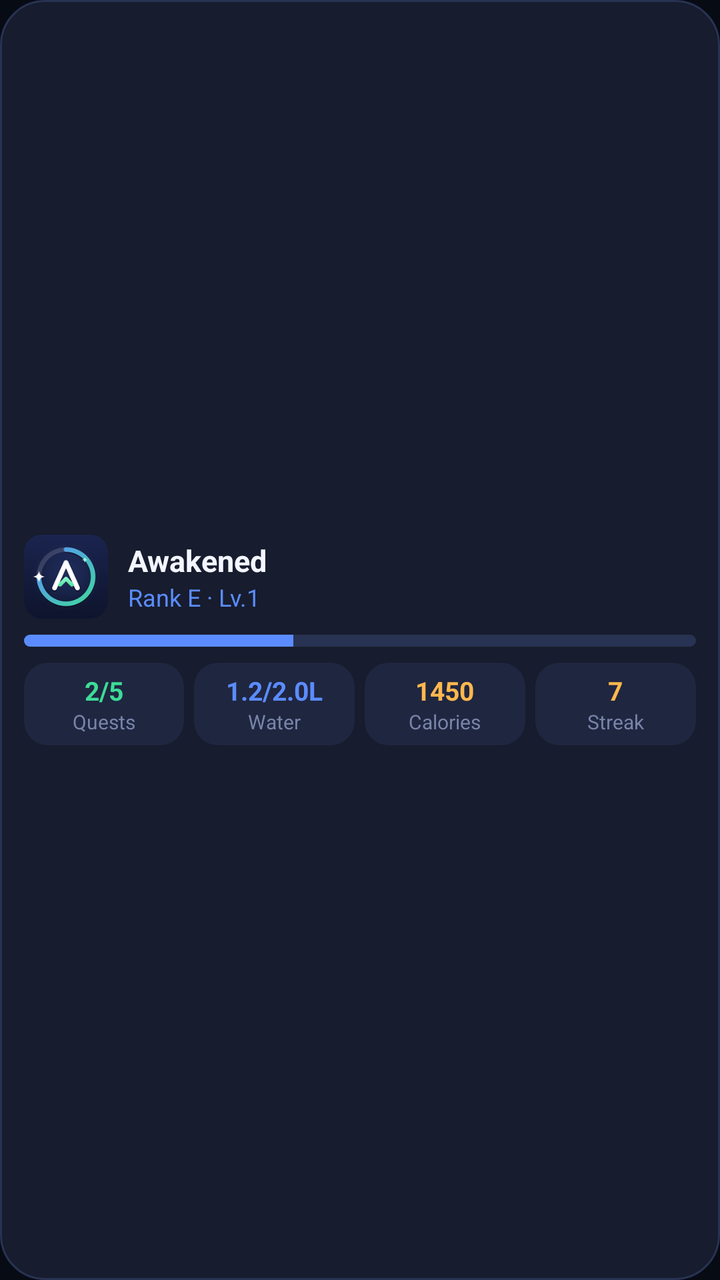
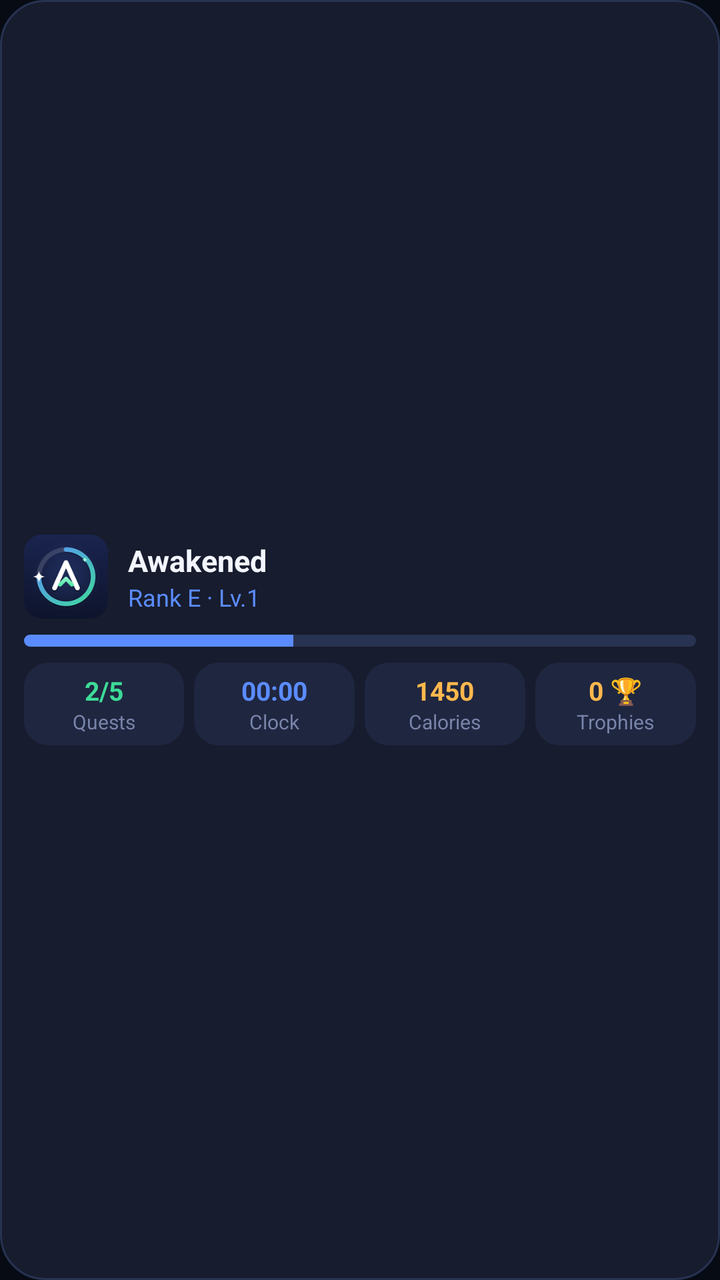

Screens rendered from an Android XML layout before and after an edit, with the pre-edit source and the edit as a unified diff.
<!-- AndroidManifest.xml: application theme AppTheme -->
<!-- res/layout/awakened_widget.xml -->
<?xml version="1.0" encoding="utf-8"?>
<FrameLayout xmlns:android="http://schemas.android.com/apk/res/android"
    android:id="@+id/widget_root"
    android:layout_width="match_parent"
    android:layout_height="match_parent"
    android:background="@drawable/widget_bg"
    android:padding="12dp">

    <LinearLayout
        android:id="@+id/widget_content"
        android:layout_width="match_parent"
        android:layout_height="match_parent"
        android:gravity="center_vertical"
        android:orientation="vertical">

        <LinearLayout
            android:layout_width="match_parent"
            android:layout_height="wrap_content"
            android:gravity="center_vertical"
            android:orientation="horizontal">

            <ImageView
                android:id="@+id/widget_avatar"
                android:layout_width="42dp"
                android:layout_height="42dp"
                android:scaleType="centerCrop"
                android:src="@mipmap/ic_launcher" />

            <LinearLayout
                android:layout_width="0dp"
                android:layout_height="wrap_content"
                android:layout_marginStart="10dp"
                android:layout_weight="1"
                android:orientation="vertical">

                <TextView
                    android:id="@+id/widget_name"
                    android:layout_width="match_parent"
                    android:layout_height="wrap_content"
                    android:ellipsize="end"
                    android:maxLines="1"
                    android:text="Awakened"
                    android:textColor="#F3F6FF"
                    android:textSize="15sp"
                    android:textStyle="bold" />

                <TextView
                    android:id="@+id/widget_rank"
                    android:layout_width="match_parent"
                    android:layout_height="wrap_content"
                    android:ellipsize="end"
                    android:maxLines="1"
                    android:text="Rank E · Lv.1"
                    android:textColor="#5B8CFF"
                    android:textSize="12sp" />
            </LinearLayout>
        </LinearLayout>

        <ProgressBar
            android:id="@+id/widget_xp"
            style="?android:attr/progressBarStyleHorizontal"
            android:layout_width="match_parent"
            android:layout_height="6dp"
            android:layout_marginTop="8dp"
            android:indeterminate="false"
            android:max="100"
            android:progress="40"
            android:progressDrawable="@drawable/widget_progress" />

        <LinearLayout
            android:layout_width="match_parent"
            android:layout_height="wrap_content"
            android:layout_marginTop="8dp"
            android:orientation="horizontal">

            <LinearLayout
                android:layout_width="0dp"
                android:layout_height="wrap_content"
                android:layout_weight="1"
                android:background="@drawable/widget_cell_bg"
                android:gravity="center"
                android:orientation="vertical"
                android:paddingTop="5dp"
                android:paddingBottom="5dp">

                <TextView
                    android:id="@+id/widget_quests_value"
                    android:layout_width="wrap_content"
                    android:layout_height="wrap_content"
                    android:maxLines="1"
                    android:text="2/5"
                    android:textColor="#3DDC97"
                    android:textSize="13sp"
                    android:textStyle="bold" />

                <TextView
                    android:id="@+id/widget_quests_label"
                    android:layout_width="wrap_content"
                    android:layout_height="wrap_content"
                    android:maxLines="1"
                    android:text="Quests"
                    android:textColor="#7884A8"
                    android:textSize="10sp" />
            </LinearLayout>

            <LinearLayout
                android:layout_width="0dp"
                android:layout_height="wrap_content"
                android:layout_marginStart="5dp"
                android:layout_weight="1"
                android:background="@drawable/widget_cell_bg"
                android:gravity="center"
                android:orientation="vertical"
                android:paddingTop="5dp"
                android:paddingBottom="5dp">

                <TextView
                    android:id="@+id/widget_water_value"
                    android:layout_width="wrap_content"
                    android:layout_height="wrap_content"
                    android:maxLines="1"
                    android:text="1.2/2.0L"
                    android:textColor="#5B8CFF"
                    android:textSize="13sp"
                    android:textStyle="bold" />

                <TextView
                    android:id="@+id/widget_water_label"
                    android:layout_width="wrap_content"
                    android:layout_height="wrap_content"
                    android:maxLines="1"
                    android:text="Water"
                    android:textColor="#7884A8"
                    android:textSize="10sp" />
            </LinearLayout>

            <LinearLayout
                android:layout_width="0dp"
                android:layout_height="wrap_content"
                android:layout_marginStart="5dp"
                android:layout_weight="1"
                android:background="@drawable/widget_cell_bg"
                android:gravity="center"
                android:orientation="vertical"
                android:paddingTop="5dp"
                android:paddingBottom="5dp">

                <TextView
                    android:id="@+id/widget_kcal_value"
                    android:layout_width="wrap_content"
                    android:layout_height="wrap_content"
                    android:maxLines="1"
                    android:text="1450"
                    android:textColor="#FFB84D"
                    android:textSize="13sp"
                    android:textStyle="bold" />

                <TextView
                    android:id="@+id/widget_kcal_label"
                    android:layout_width="wrap_content"
                    android:layout_height="wrap_content"
                    android:maxLines="1"
                    android:text="Calories"
                    android:textColor="#7884A8"
                    android:textSize="10sp" />
            </LinearLayout>

            <LinearLayout
                android:layout_width="0dp"
                android:layout_height="wrap_content"
                android:layout_marginStart="5dp"
                android:layout_weight="1"
                android:background="@drawable/widget_cell_bg"
                android:gravity="center"
                android:orientation="vertical"
                android:paddingTop="5dp"
                android:paddingBottom="5dp">

                <TextView
                    android:id="@+id/widget_streak_value"
                    android:layout_width="wrap_content"
                    android:layout_height="wrap_content"
                    android:maxLines="1"
                    android:text="7"
                    android:textColor="#FFB84D"
                    android:textSize="13sp"
                    android:textStyle="bold" />

                <TextView
                    android:id="@+id/widget_streak_label"
                    android:layout_width="wrap_content"
                    android:layout_height="wrap_content"
                    android:maxLines="1"
                    android:text="Streak"
                    android:textColor="#7884A8"
                    android:textSize="10sp" />
            </LinearLayout>
        </LinearLayout>
    </LinearLayout>

    <LinearLayout
        android:id="@+id/widget_empty"
        android:layout_width="match_parent"
        android:layout_height="match_parent"
        android:gravity="center"
        android:orientation="vertical"
        android:visibility="gone">

        <TextView
            android:id="@+id/widget_empty_title"
            android:layout_width="wrap_content"
            android:layout_height="wrap_content"
            android:text="Awakened"
            android:textColor="#F3F6FF"
            android:textSize="18sp"
            android:textStyle="bold" />

        <TextView
            android:id="@+id/widget_empty_hint"
            android:layout_width="wrap_content"
            android:layout_height="wrap_content"
            android:layout_marginTop="4dp"
            android:gravity="center"
            android:text="เปิดแอปเพื่อซิงก์ข้อมูล / Open the app to sync"
            android:textColor="#7884A8"
            android:textSize="12sp" />
    </LinearLayout>
</FrameLayout>
<!-- resources referenced by this layout -->
<resources>
  <!-- drawable widget_bg (drawable) -->
  <?xml version="1.0" encoding="utf-8"?>
  <shape xmlns:android="http://schemas.android.com/apk/res/android" android:shape="rectangle">
      <solid android:color="#171C2E" />
      <stroke android:width="1dp" android:color="#283252" />
      <corners android:radius="22dp" />
  </shape>
  <!-- drawable widget_cell_bg (drawable) -->
  <?xml version="1.0" encoding="utf-8"?>
  <shape xmlns:android="http://schemas.android.com/apk/res/android" android:shape="rectangle">
      <solid android:color="#1F2640" />
      <corners android:radius="12dp" />
  </shape>
  <!-- drawable widget_progress (drawable) -->
  <?xml version="1.0" encoding="utf-8"?>
  <layer-list xmlns:android="http://schemas.android.com/apk/res/android">
      <item android:id="@android:id/background">
          <shape android:shape="rectangle">
              <solid android:color="#283252" />
              <corners android:radius="4dp" />
          </shape>
      </item>
      <item android:id="@android:id/progress">
          <clip>
              <shape android:shape="rectangle">
                  <solid android:color="#5B8CFF" />
                  <corners android:radius="4dp" />
              </shape>
          </clip>
      </item>
  </layer-list>
  <!-- mipmap ic_launcher: png bitmap (mipmap-hdpi, 7368 bytes) -->
  <style name="AppTheme" parent="Theme.AppCompat.DayNight.NoActionBar">
      <item name="android:editTextStyle">@style/ResetEditText</item>
      <item name="android:editTextBackground">@drawable/rn_edit_text_material</item>
      <item name="colorPrimary">@color/colorPrimary</item>
      <item name="android:statusBarColor">#070B14</item>
      <item name="android:navigationBarColor">#070B14</item>
      <item name="android:windowBackground">#070B14</item>
    </style>
  <style name="ResetEditText" parent="@android:style/Widget.EditText">
      <item name="android:padding">0dp</item>
      <item name="android:textColorHint">#94A3B8</item>
    </style>
  <!-- drawable rn_edit_text_material (drawable) -->
  <?xml version="1.0" encoding="utf-8"?>
  <inset xmlns:android="http://schemas.android.com/apk/res/android"
         android:insetLeft="@dimen/abc_edit_text_inset_horizontal_material"
         android:insetRight="@dimen/abc_edit_text_inset_horizontal_material"
         android:insetTop="@dimen/abc_edit_text_inset_top_material"
         android:insetBottom="@dimen/abc_edit_text_inset_bottom_material"
         >
  
      <selector>
          
          <item android:state_enabled="false" android:drawable="@drawable/abc_textfield_default_mtrl_alpha"/>
          <item android:drawable="@drawable/abc_textfield_activated_mtrl_alpha"/>
      </selector>
  
  </inset>
  <color name="colorPrimary">#5B8CFF</color>
</resources>

<!-- the commit's change to res/layout/awakened_widget.xml (unified diff, before → after) -->
@@ -114,22 +114,22 @@
                 android:paddingTop="5dp"
                 android:paddingBottom="5dp">
 
-                <TextView
-                    android:id="@+id/widget_water_value"
-                    android:layout_width="wrap_content"
-                    android:layout_height="wrap_content"
-                    android:maxLines="1"
-                    android:text="1.2/2.0L"
+                <TextClock
+                    android:id="@+id/widget_clock_value"
+                    android:layout_width="wrap_content"
+                    android:layout_height="wrap_content"
+                    android:format12Hour="HH:mm"
+                    android:format24Hour="HH:mm"
                     android:textColor="#5B8CFF"
                     android:textSize="13sp"
                     android:textStyle="bold" />
 
                 <TextView
-                    android:id="@+id/widget_water_label"
-                    android:layout_width="wrap_content"
-                    android:layout_height="wrap_content"
-                    android:maxLines="1"
-                    android:text="Water"
+                    android:id="@+id/widget_clock_label"
+                    android:layout_width="wrap_content"
+                    android:layout_height="wrap_content"
+                    android:maxLines="1"
+                    android:text="Clock"
                     android:textColor="#7884A8"
                     android:textSize="10sp" />
             </LinearLayout>
@@ -177,21 +177,21 @@
                 android:paddingBottom="5dp">
 
                 <TextView
-                    android:id="@+id/widget_streak_value"
-                    android:layout_width="wrap_content"
-                    android:layout_height="wrap_content"
-                    android:maxLines="1"
-                    android:text="7"
+                    android:id="@+id/widget_trophy_value"
+                    android:layout_width="wrap_content"
+                    android:layout_height="wrap_content"
+                    android:maxLines="1"
+                    android:text="0 🏆"
                     android:textColor="#FFB84D"
                     android:textSize="13sp"
                     android:textStyle="bold" />
 
                 <TextView
-                    android:id="@+id/widget_streak_label"
-                    android:layout_width="wrap_content"
-                    android:layout_height="wrap_content"
-                    android:maxLines="1"
-                    android:text="Streak"
+                    android:id="@+id/widget_trophy_label"
+                    android:layout_width="wrap_content"
+                    android:layout_height="wrap_content"
+                    android:maxLines="1"
+                    android:text="Trophies"
                     android:textColor="#7884A8"
                     android:textSize="10sp" />
             </LinearLayout>
